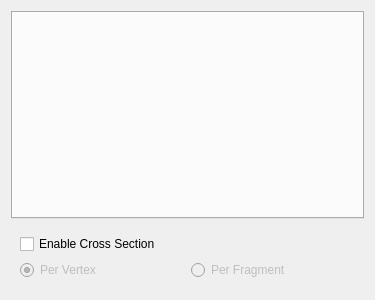
Before: the Qt Designer form vclib/render/src/vclib/qt/gui/mesh_render_settings_frame.ui in alemuntoni/vclib, drawn with Qt 5.
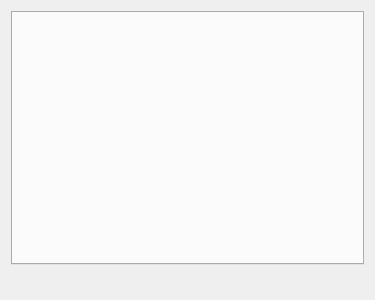
After: the same form once the commit is applied. Custom widgets are drawn as their Qt base class.

Commit message: [render] CrossSectionSettingsFrame class

```diff
--- a/vclib/render/src/vclib/qt/gui/mesh_render_settings_frame.ui
+++ b/vclib/render/src/vclib/qt/gui/mesh_render_settings_frame.ui
@@ -35,69 +35,19 @@
      <property name="frameShadow">
       <enum>QFrame::Shadow::Plain</enum>
      </property>
-     <layout class="QGridLayout" name="gridLayout_2">
-      <item row="1" column="0">
-       <widget class="QFrame" name="controlsFrame">
-        <property name="enabled">
-         <bool>false</bool>
-        </property>
-        <property name="frameShape">
-         <enum>QFrame::Shape::NoFrame</enum>
-        </property>
-        <property name="frameShadow">
-         <enum>QFrame::Shadow::Plain</enum>
-        </property>
-        <layout class="QGridLayout" name="gridLayout_3">
-         <property name="leftMargin">
-          <number>0</number>
-         </property>
-         <property name="topMargin">
-          <number>0</number>
-         </property>
-         <property name="rightMargin">
-          <number>0</number>
-         </property>
-         <property name="bottomMargin">
-          <number>0</number>
-         </property>
-         <item row="0" column="0">
-          <widget class="QRadioButton" name="radioButton">
-           <property name="text">
-            <string>Per Vertex</string>
-           </property>
-           <property name="checked">
-            <bool>true</bool>
-           </property>
-           <attribute name="buttonGroup">
-            <string notr="true">crossSectionTypeButton</string>
-           </attribute>
-          </widget>
-         </item>
-         <item row="0" column="1">
-          <widget class="QRadioButton" name="radioButton_2">
-           <property name="text">
-            <string>Per Fragment</string>
-           </property>
-           <attribute name="buttonGroup">
-            <string notr="true">crossSectionTypeButton</string>
-           </attribute>
-          </widget>
-         </item>
-        </layout>
-       </widget>
-      </item>
-      <item row="0" column="0">
-       <widget class="QCheckBox" name="checkBox">
-        <property name="text">
-         <string>Enable Cross Section</string>
-        </property>
-       </widget>
-      </item>
-     </layout>
+     <layout class="QGridLayout" name="gridLayout_2"/>
     </widget>
    </item>
   </layout>
  </widget>
+ <customwidgets>
+  <customwidget>
+   <class>vcl::qt::CrossSectionSettingsFrame</class>
+   <extends>QFrame</extends>
+   <header>vclib/qt/gui/mesh_render_settings_frame/cross_section_settings_frame.h</header>
+   <container>1</container>
+  </customwidget>
+ </customwidgets>
  <resources/>
  <connections/>
  <buttongroups>
```
Left out of the diff: 5 changed lines with no effect on the pictures. The commit also changes 5 other files.
